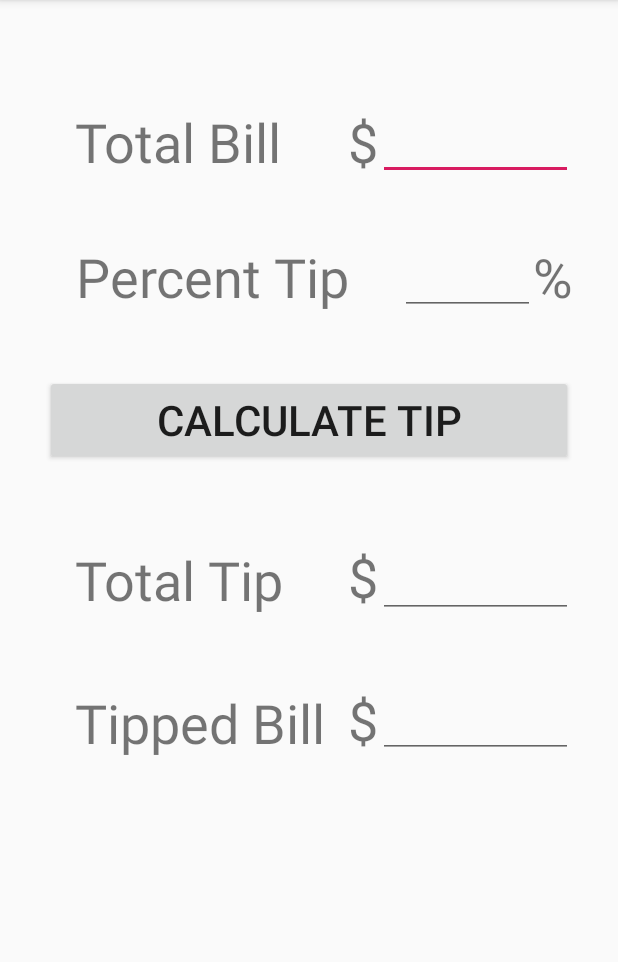
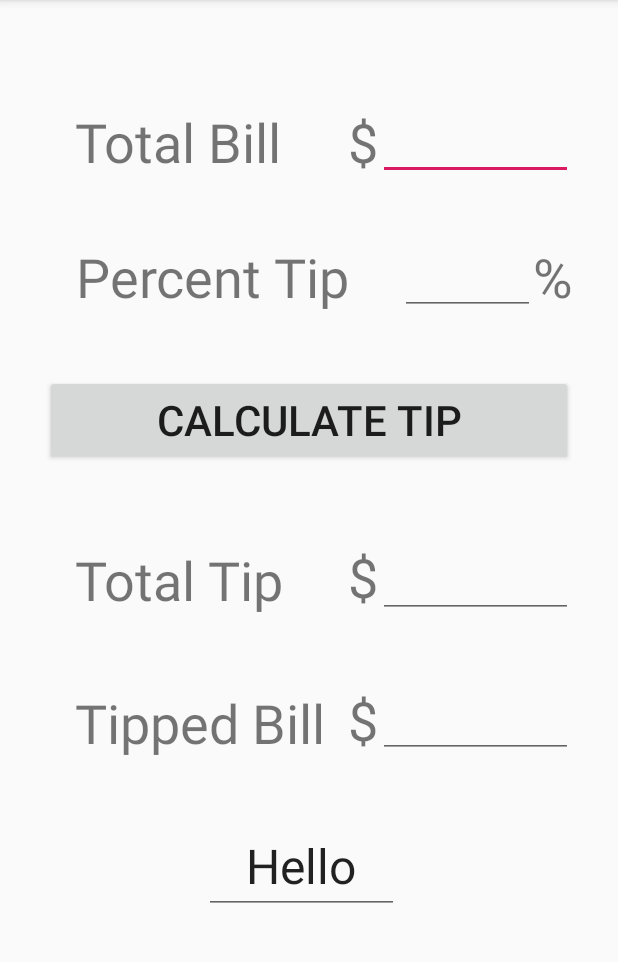
Before and after one commit to mondragon1375/TipCalculatorMondragon, an Android app: the MainActivity screen opened directly, with no data from a screen before it, on a phone screen of 412 x 824 dp, the part 84-1046 px from its top. Run offline under Robolectric (Android 15) with nearby library versions, the phone set to English and light mode, and no system bars.

Commit message:
test commit

```diff
--- a/app/src/main/res/layout/activity_main.xml
+++ b/app/src/main/res/layout/activity_main.xml
@@ -160,4 +160,15 @@
         android:text=""
         android:textSize="22sp" />
 
+    <EditText
+        android:layout_width="130dp"
+        android:layout_height="wrap_content"
+        android:layout_alignParentTop="true"
+        android:layout_alignParentEnd="true"
+        android:layout_marginTop="545dp"
+        android:layout_marginEnd="146dp"
+        android:gravity="center"
+        android:text="Hello"
+        android:textSize="32sp" />
+
 </RelativeLayout>
```
